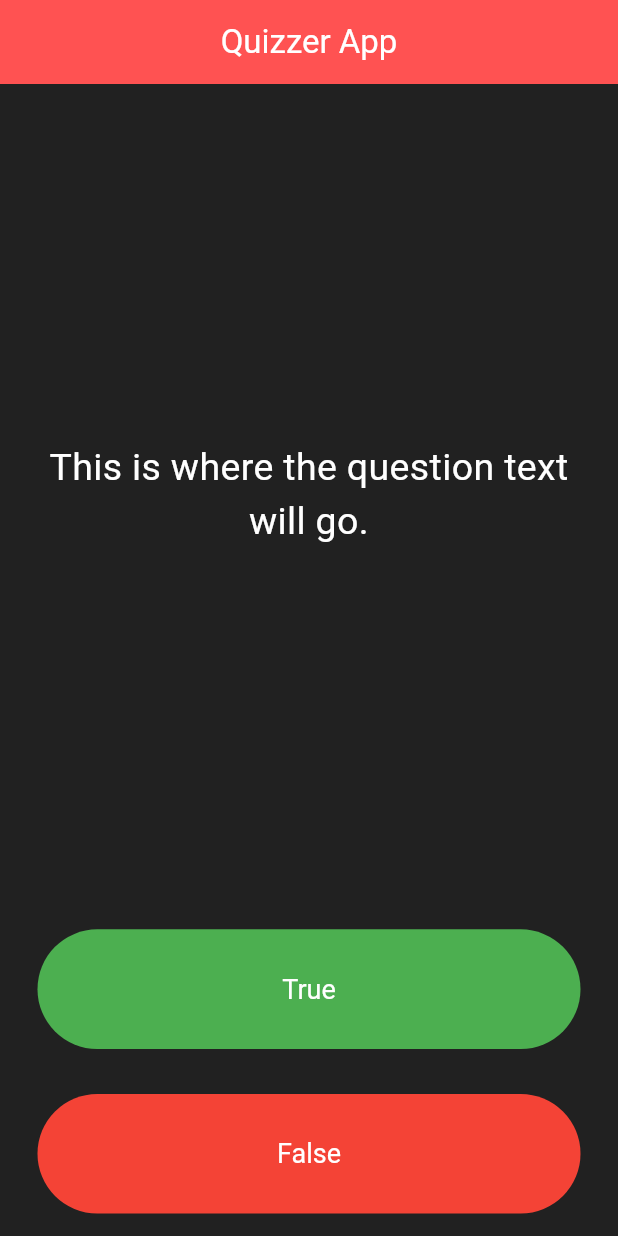
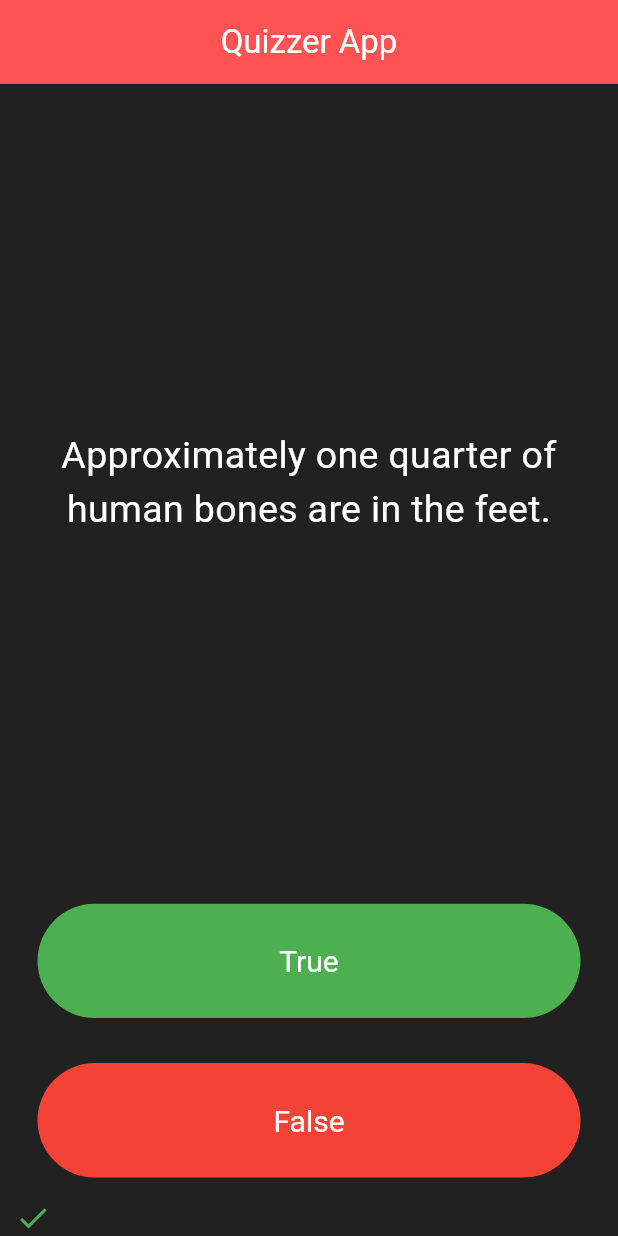
Before and after one commit to muhammadmubashir24/quizzler, a Flutter app: the screen it shows after launch, after a tap on "True", on a phone screen of 412 x 824 dp. Run offline on Flutter 3.47's test engine with Material 3 defaults, Android fonts, the phone set to English and light mode, and no system bars.

Commit message:
check answer

```diff
--- a/lib/main.dart
+++ b/lib/main.dart
@@ -36,6 +36,21 @@ class QuizPage extends StatefulWidget {
 }
 
 class _QuizPageState extends State<QuizPage> {
+  List<Icon> scoreKeeper = [];
+  List<String> questions = [
+    'You can lead a cow down stairs but not up stairs.',
+    'Approximately one quarter of human bones are in the feet.',
+    'A slug\'s blood is green.',
+  ];
+
+  List<bool> answers = [
+    false,
+    true,
+    true,
+  ];
+
+  int questionsNumber = 0;
+
   @override
   Widget build(BuildContext context) {
     return Column(
@@ -48,7 +63,7 @@ class _QuizPageState extends State<QuizPage> {
             padding: EdgeInsets.all(10.0),
             child: Center(
               child: Text(
-                'This is where the question text will go.',
+                questions[questionsNumber],
                 textAlign: TextAlign.center,
                 style: TextStyle(
                   color: Colors.white,
@@ -65,9 +80,25 @@ class _QuizPageState extends State<QuizPage> {
               style: TextButton.styleFrom(
                 backgroundColor: Colors.green,
                 foregroundColor: Colors.white,
-                textStyle: const TextStyle(fontSize: 18.0),
+                textStyle: const TextStyle(fontSize: 20.0),
               ),
-              onPressed: () {},
+              onPressed: () {
+                bool correctAnswer = answers[questionsNumber];
+                if (correctAnswer == true) {
+                  print('User Got it Right!');
+                } else {
+                  print('User got it Wrong!');
+                }
+                setState(() {
+                  scoreKeeper.add(
+                    Icon(
+                      Icons.check,
+                      color: Colors.green,
+                    ),
+                  );
+                  questionsNumber++;
+                });
+              },
               child: const Text('True'),
             ),
           ),
@@ -79,13 +110,35 @@ class _QuizPageState extends State<QuizPage> {
               style: TextButton.styleFrom(
                 backgroundColor: Colors.red,
                 foregroundColor: Colors.white,
-                textStyle: const TextStyle(fontSize: 18.0),
+                textStyle: const TextStyle(fontSize: 20.0),
               ),
-              onPressed: () {},
+              onPressed: () {
+                bool correctAnswer = answers[questionsNumber];
+                if (correctAnswer == false) {
+                  print('User Got it Right!');
+                } else {
+                  print('User got it Wrong!');
+                }
+                setState(() {
+                  scoreKeeper.add(
+                    Icon(
+                      Icons.close,
+                      color: Colors.red,
+                    ),
+                  );
+                  questionsNumber++;
+                });
+              },
               child: const Text('False'),
             ),
           ),
         ),
+        SingleChildScrollView(
+          scrollDirection: Axis.horizontal,
+          child: Row(
+            children: scoreKeeper,
+          ),
+        )
       ],
     );
   }
```
